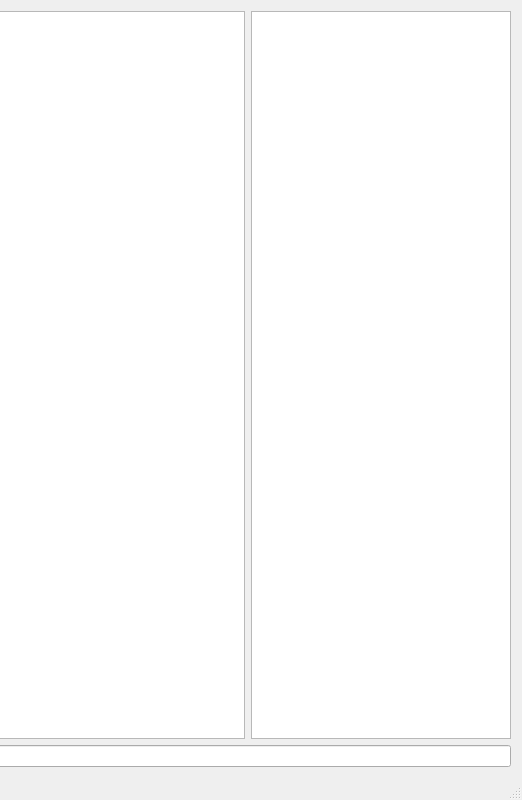
This is AlgorimatrixQt.ui in ColorsWind/algorimatrix as Qt 5 draws it before an edit; both pictures show x 678 to 1200 and y 0 to 800 of the 1200 by 800 pixel window. The edited form follows.
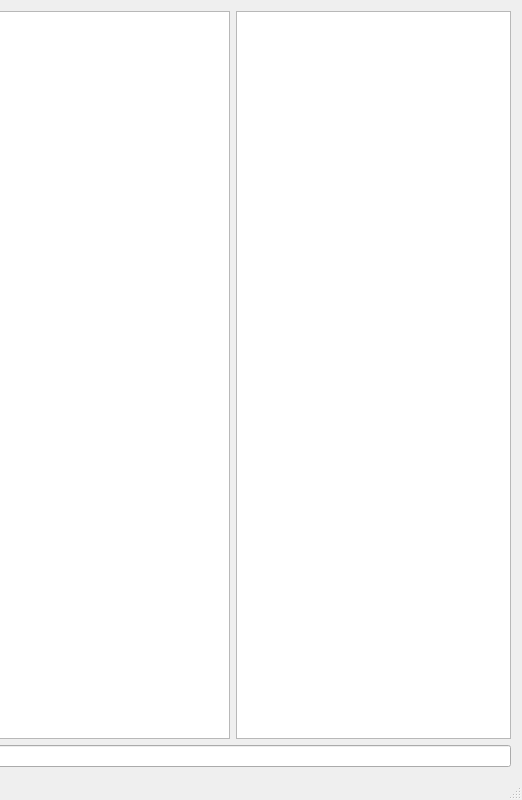
This is the edited form.

Commit message: 调整UI大小

```diff
--- a/AlgorimatrixQt.ui
+++ b/AlgorimatrixQt.ui
@@ -40,7 +40,7 @@
         </property>
         <property name="minimumSize">
          <size>
-          <width>260</width>
+          <width>275</width>
           <height>0</height>
          </size>
         </property>
```
